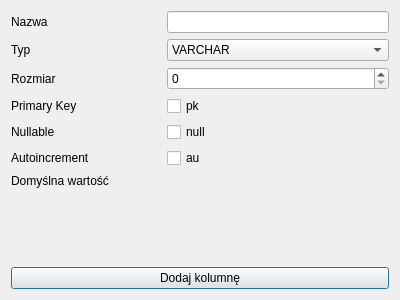
rafalmiel/marysia, file src/ui/NewColumnDialog.ui: the form before one commit.
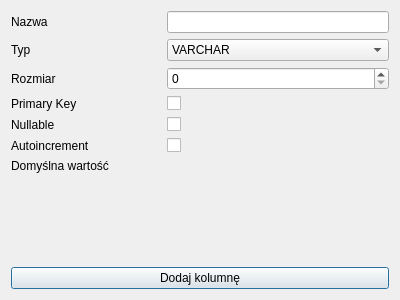
The form after the commit.

The edit to the form file:
```diff
--- a/src/ui/NewColumnDialog.ui
+++ b/src/ui/NewColumnDialog.ui
@@ -24,7 +24,7 @@
    <item row="4" column="1">
     <widget class="QCheckBox" name="cbNullable">
      <property name="text">
-      <string>null</string>
+      <string/>
      </property>
     </widget>
    </item>
@@ -123,7 +123,7 @@
    <item row="5" column="1">
     <widget class="QCheckBox" name="cbAutoincrement">
      <property name="text">
-      <string>au</string>
+      <string/>
      </property>
     </widget>
    </item>
@@ -159,7 +159,7 @@
    <item row="3" column="1">
     <widget class="QCheckBox" name="cbPK">
      <property name="text">
-      <string>pk</string>
+      <string/>
      </property>
     </widget>
    </item>
```
Left out of the diff: 16 changed lines with no effect on the pictures.
